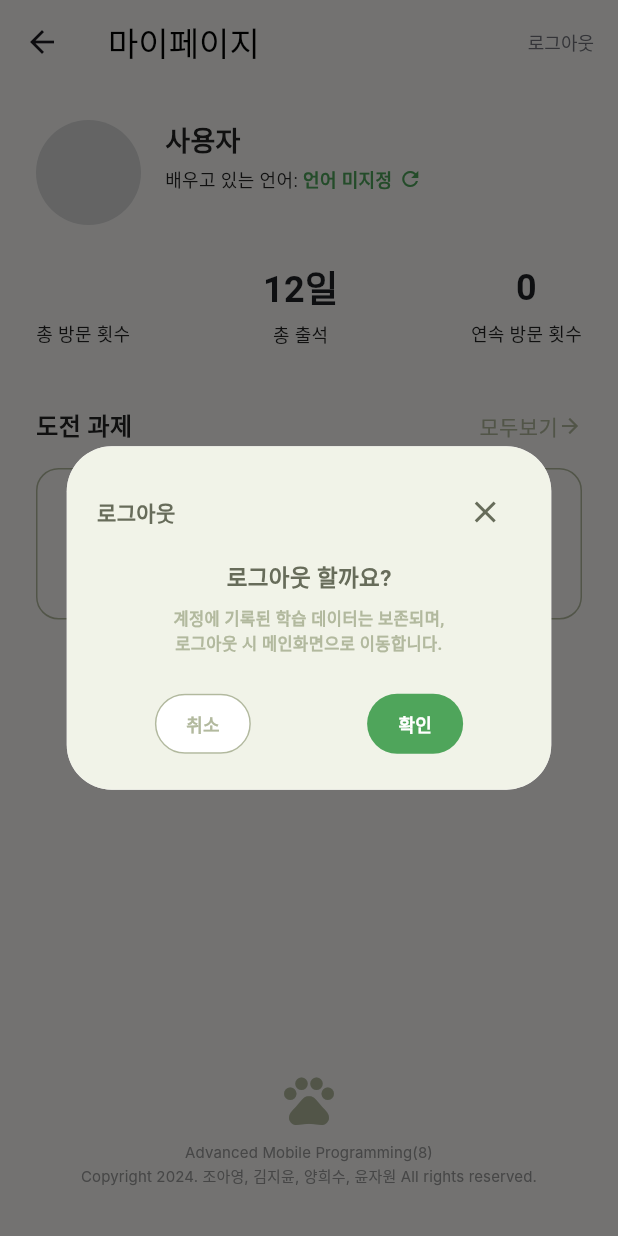
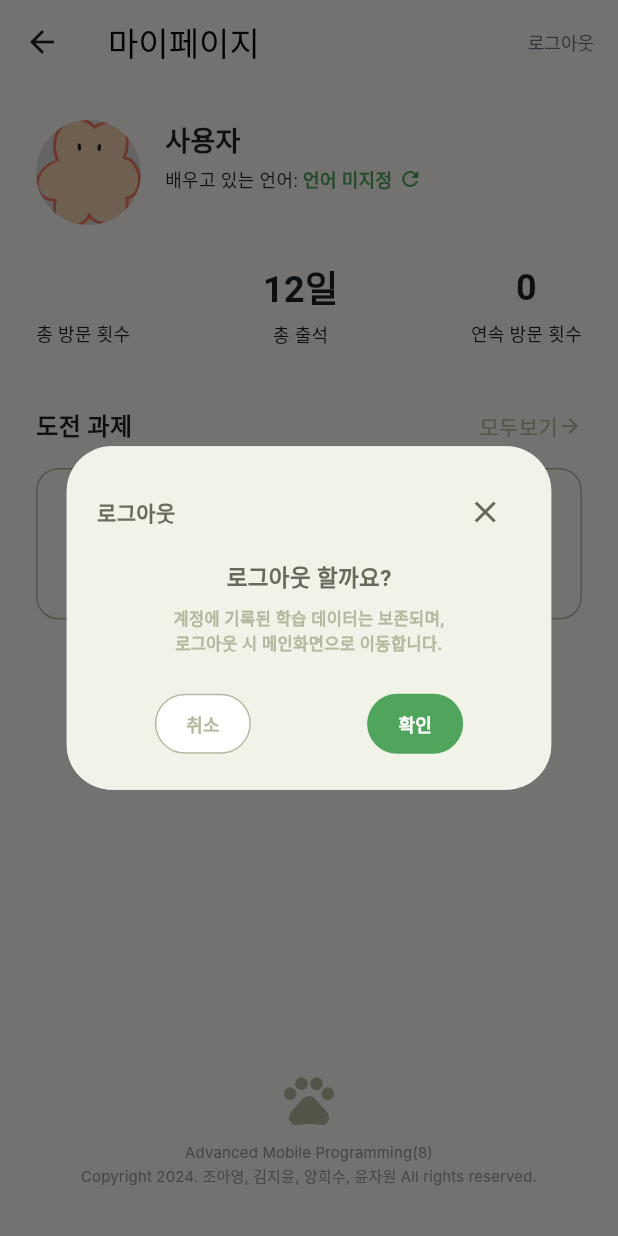
Before and after one commit to jiyoon0227/lanny_program, a Flutter app: the MyPageScreen screen opened directly, after a tap on "로그아웃", on a phone screen of 412 x 824 dp. Run offline on Flutter 3.47's test engine with Material 3 defaults, Android fonts, the phone set to English and light mode, and no system bars; our stand-ins replace cloud_firestore, firebase_auth, firebase_core, sqflite; accounts and stored records are empty; Roboto replaces fonts that are missing (Inter).

Commit message:
mypage firebase와 연동 완료 프로필 이미지 수정 뱃지 수정

```diff
--- a/lib/data/user_model.dart
+++ b/lib/data/user_model.dart
@@ -66,6 +66,7 @@ class UserData {
   final String continuous;
   final String email;
   final String visitCounts;
+  final String lastContinuousUpdate;
 
 
   UserData({
@@ -74,7 +75,8 @@ class UserData {
     required this.uid,
     required this.continuous,
     required this.email,
-    required this.visitCounts
+    required this.visitCounts,
+    required this.lastContinuousUpdate
   });
 
   // Firestore 데이터에서 객체 생성
@@ -86,6 +88,7 @@ class UserData {
       continuous: data['continuous'] ?? '',
       email: data['email'] ?? '',
       visitCounts: data['visitCounts'] ?? '',
+      lastContinuousUpdate: data['lastContinuousUpdate'] ?? '',
     );
   }
 
@@ -96,7 +99,8 @@ class UserData {
       'PassWord': password,
       'continuous': continuous,
       'email': email,
-      'visitCounts': visitCounts
+      'visitCounts': visitCounts,
+      'lastContinuousUpdate' : lastContinuousUpdate,
     };
   }
 }
--- a/lib/screens/mypage_screen.dart
+++ b/lib/screens/mypage_screen.dart
@@ -12,33 +12,20 @@ class MyPageScreen extends StatefulWidget {
   @override
   _MyPageScreenState createState() => _MyPageScreenState();
 }
-
 class _MyPageScreenState extends State<MyPageScreen> {
   String userName = '';
   String userEmail = '';
   String learningLanguage = '';
   String continuous = '';
   String visitCounts = '';
+  List<Widget> dynamicChallengeItems = [];
 
   final AuthService _authService = AuthService();
-
 
   @override
   void initState() {
     super.initState();
     _loadUserInfo();
-  }
-
-  void fetchUserData(String email) async {
-    UserData? userData = await _authService.getUserDataByEmail(email);
-
-    if (userData != null) {
-      print("User ID: ${userData.id}");
-      print("Email: ${userData.email}");
-      print("Continuous: ${userData.continuous}");
-    } else {
-      print("No user found for the given email.");
-    }
   }
 
   Future<void> _loadUserInfo() async {
@@ -54,15 +41,23 @@ class _MyPageScreenState extends State<MyPageScreen> {
           setState(() {
             userName = '사용자';
             userEmail = userDoc['email'] ?? '이메일 없음';
-            learningLanguage ='언어 미지정'; //userDoc['language'] ?? '언어 미지정';
+            learningLanguage = '언어 미지정'; //userDoc['language'] ?? '언어 미지정';
             visitCounts = userDoc['visitCounts'] ?? '0';
             continuous = userDoc['continuous'] ?? '0';
 
+            int continuousValue = int.tryParse(continuous) ?? 0;
+            int visitCountsValue = int.tryParse(visitCounts) ?? 0;
+
+            dynamicChallengeItems = [
+              _buildChallengeItem('연속 출석 5일', continuousValue == 5 ? 1 : continuousValue),
+              _buildChallengeItem('연속출석 갱신 3일', continuousValue == 3 ? 1 : continuousValue),
+              _buildChallengeItem('연속출석 갱신 1일', continuousValue == 1 ? 1 : continuousValue),
+              _buildChallengeItem('총 방문횟수 3일 이상', visitCountsValue >= 3 ? 3 : visitCountsValue),
+            ];
           });
         }
-      }
-      else{
-        print("current user isn't exist");
+      } else {
+        print("Current user doesn't exist");
       }
     } catch (e) {
       print('Error loading user info: $e');
@@ -82,7 +77,7 @@ class _MyPageScreenState extends State<MyPageScreen> {
             Text("마이페이지", style: TextStyle(color: Colors.black)),
             GestureDetector(
               onTap: () {
-                showLogoutDialog(context); // 로그아웃 팝업 띄우기
+                showLogoutDialog(context);
               },
               child: Text("로그아웃", style: TextStyle(color: Color(0xFF71727A), fontSize: 12)),
             ),
@@ -93,11 +88,13 @@ class _MyPageScreenState extends State<MyPageScreen> {
       body: ListView(
         padding: EdgeInsets.all(24.0),
         children: [
+          // 사용자 정보 섹션
           Row(
             children: [
               CircleAvatar(
                 radius: 35,
                 backgroundColor: Color(0xFFD9D9D9),
+                backgroundImage: AssetImage('assets/images/Icon1.png'), // 이미지 경로
               ),
               SizedBox(width: 16),
               Column(
@@ -127,6 +124,7 @@ class _MyPageScreenState extends State<MyPageScreen> {
             ],
           ),
           SizedBox(height: 24),
+
           // 통계 정보 섹션
           Row(
             mainAxisAlignment: MainAxisAlignment.spaceBetween,
@@ -137,6 +135,7 @@ class _MyPageScreenState extends State<MyPageScreen> {
             ],
           ),
           SizedBox(height: 40), // 도전 과제 위젯 위에 추가 간격
+
           // 도전 과제 섹션
           Row(
             mainAxisAlignment: MainAxisAlignment.spaceBetween,
@@ -169,6 +168,7 @@ class _MyPageScreenState extends State<MyPageScreen> {
             ],
           ),
           SizedBox(height: 16),
+
           // 도전 과제 리스트
           Container(
             padding: EdgeInsets.all(12),
@@ -178,26 +178,22 @@ class _MyPageScreenState extends State<MyPageScreen> {
             ),
             child: Row(
               mainAxisAlignment: MainAxisAlignment.spaceAround,
-              children: [
-                _buildChallengeItem('누적 출석 5일'),
-                _buildChallengeItem('연속출석 갱신 3일'),
-                _buildChallengeItem('연속출석 갱신 1일'),
-                _buildChallengeItem('누적 출석 3일'),
-              ],
+              children: dynamicChallengeItems,
             ),
           ),
+
           SizedBox(height: 300),
           // 저작권 정보 위젯 추가
           Center(
             child: Column(
               children: [
-                Icon(Icons.pets, color: Color(0xFFB2B99E), size: 40), // 강아지 이미지
+                Icon(Icons.pets, color: Color(0xFFB2B99E), size: 40),
                 SizedBox(height: 8),
                 Text(
                   'Advanced Mobile Programming(8)\nCopyright 2024. 조아영, 김지윤, 양희수, 윤자원 All rights reserved.',
                   textAlign: TextAlign.center,
                   style: TextStyle(
-                    color:CupertinoColors.inactiveGray,
+                    color: CupertinoColors.inactiveGray,
                     fontSize: 10,
                     fontFamily: 'Inter',
                     fontWeight: FontWeight.w400,
@@ -208,11 +204,12 @@ class _MyPageScreenState extends State<MyPageScreen> {
               ],
             ),
           ),
-          SizedBox(height: 120), // 하단에 추가 공간을 넣어 더 아래로 내립니다.
+          SizedBox(height: 120), // 하단 추가 간격
         ],
       ),
     );
   }
+
 
   // 통계 아이템 생성 함수
   Widget _buildStatItem(String label, String value) {
@@ -239,18 +236,21 @@ class _MyPageScreenState extends State<MyPageScreen> {
   }
 
   // 도전 과제 아이템 생성 함수
-  Widget _buildChallengeItem(String label) {
+  Widget _buildChallengeItem(String label, [int count = 1]) {
+    Color baseColor = Color(0xFFB2B99E);
+    double opacity = (count * 0.2).clamp(0.0, 1.0); // 0.0 ~ 1.0 사이 값으로 조정
+    Color newColor = baseColor.withOpacity(opacity);
     return Column(
       children: [
         CircleAvatar(
           radius: 28,
-          backgroundColor: Color(0xFFD9D9D9),
+          backgroundColor: newColor,
         ),
         SizedBox(height: 4),
         Text(
           label,
           style: TextStyle(
-            color: Color(0xFFB2B99E),
+            color: newColor,
             fontSize: 10,
           ),
         ),
```
Also changed, not shown: lib/FireStore/AuthService.dart (+27 -4 lines).
